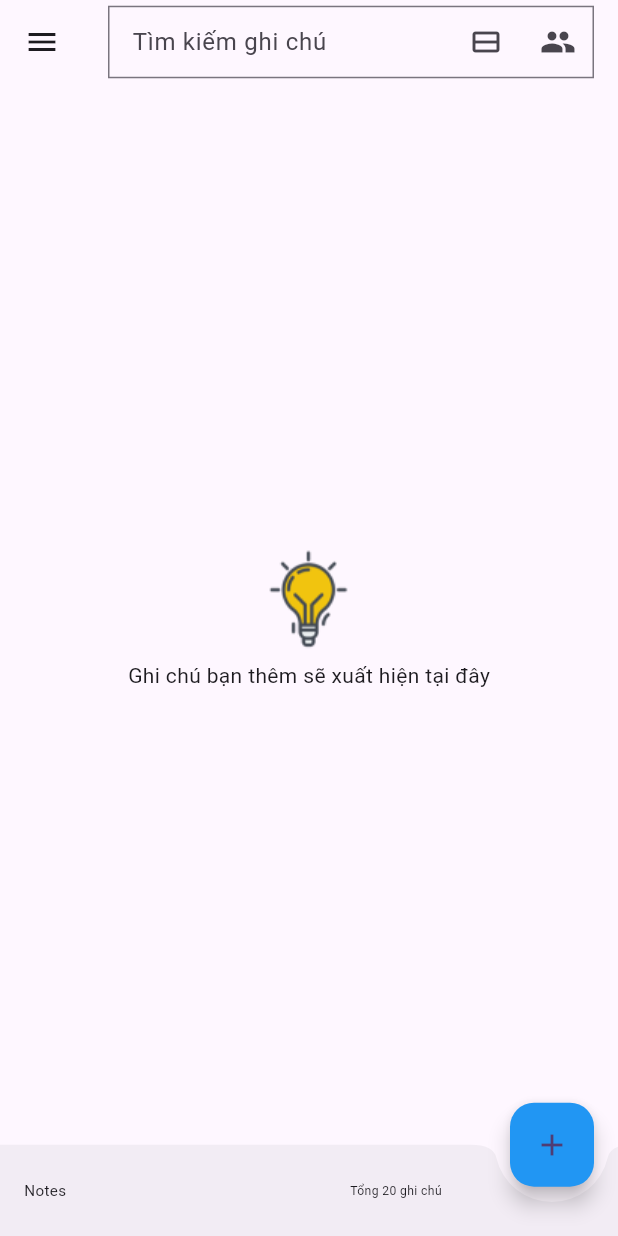
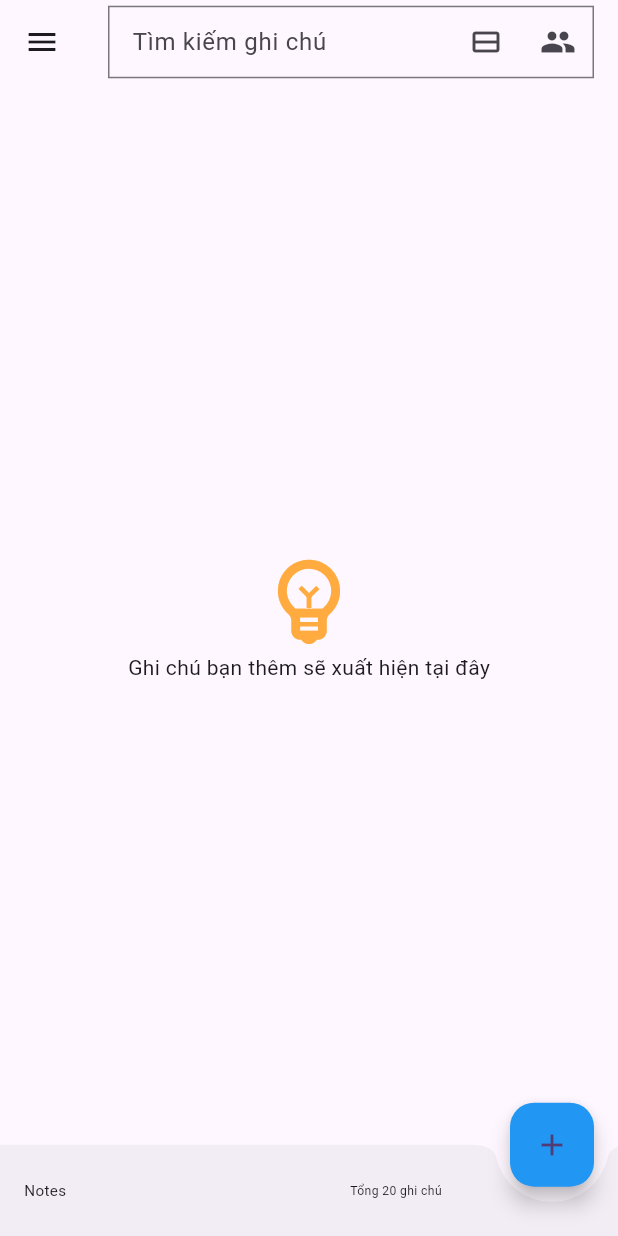
Before and after one commit to phamkhoa12332112/notes, a Flutter app: the screen it shows after launch, on a phone screen of 412 x 824 dp. Run offline on Flutter 3.47's test engine with Material 3 defaults, Android fonts, the phone set to English and light mode, and no system bars; our stand-ins replace flutter_bloc, flutter_screenutil.

Commit message:
refactor resize images

```diff
--- a/lib/presentation/pages/delete_page/delete_screen.dart
+++ b/lib/presentation/pages/delete_page/delete_screen.dart
@@ -27,7 +27,7 @@ class DeleteScreen extends StatelessWidget {
               mainAxisAlignment: MainAxisAlignment.center,
               children: <Widget>[
                 Icon(Icons.delete_outline,
-                    color: Colors.orangeAccent, size: SizesManager.s100),
+                    color: Colors.orangeAccent, size: SizesManager.s70),
                 const Text(StringsManger.delete_text),
               ],
             ),
--- a/lib/presentation/pages/home_page/home_screen.dart
+++ b/lib/presentation/pages/home_page/home_screen.dart
@@ -2,7 +2,6 @@ import 'package:flutter/material.dart';
 import 'package:notesapp/presentation/widgets/text_field_widget.dart';
 
 import '../../../config/routes/routes.dart';
-import '../../../utils/resources/assets_manager.dart';
 import '../../../utils/resources/sizes_manager.dart';
 import '../../../utils/resources/strings_manager.dart';
 import '../menu_page/sidebar.dart';
@@ -32,13 +31,14 @@ class HomeScreen extends StatelessWidget {
           ),
         ),
       )),
-      body: const SafeArea(
+      body: SafeArea(
         child: Center(
           child: Column(
             mainAxisAlignment: MainAxisAlignment.center,
             children: <Widget>[
-              Image(image: AssetImage(ImageAssets.light)),
-              Text(StringsManger.hintText_home),
+              Icon(Icons.emoji_objects_outlined,
+                  color: Colors.orangeAccent, size: SizesManager.s70),
+              const Text(StringsManger.hintText_home),
             ],
           ),
         ),
--- a/lib/presentation/pages/notification_page/notification_screen.dart
+++ b/lib/presentation/pages/notification_page/notification_screen.dart
@@ -37,7 +37,7 @@ class NotificationScreen extends StatelessWidget {
             mainAxisAlignment: MainAxisAlignment.center,
             children: <Widget>[
               Icon(Icons.notifications_none_outlined,
-                  color: Colors.orange, size: SizesManager.s100),
+                  color: Colors.orange, size: SizesManager.s70),
               const Text(StringsManger.hintText_home),
             ],
           ),
--- a/lib/presentation/pages/save_page/save_screen.dart
+++ b/lib/presentation/pages/save_page/save_screen.dart
@@ -34,7 +34,7 @@ class SaveScreen extends StatelessWidget {
               mainAxisAlignment: MainAxisAlignment.center,
               children: <Widget>[
                 Icon(Icons.save_alt_outlined,
-                    color: Colors.orangeAccent, size: SizesManager.s100),
+                    color: Colors.orangeAccent, size: SizesManager.s70),
                 const Text(StringsManger.save_text),
               ],
             ),
--- a/lib/utils/resources/sizes_manager.dart
+++ b/lib/utils/resources/sizes_manager.dart
@@ -7,6 +7,9 @@ class SizesManager {
   static double s18 = 18.sp;
   static double s20 = 20.sp;
   static double s30 = 30.sp;
+  static double s50 = 50.sp;
+  static double s70 = 70.sp;
+  static double s90 = 90.sp;
   static double s100 = 100.sp;
 
   static double p10 = 10.r;
```
